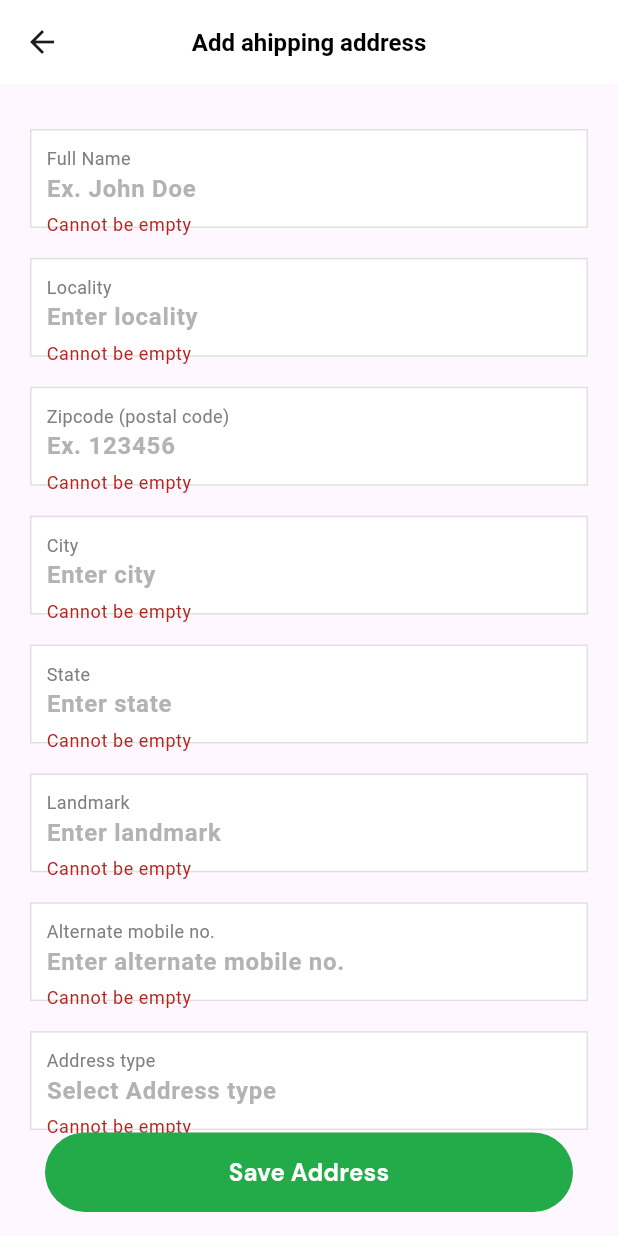
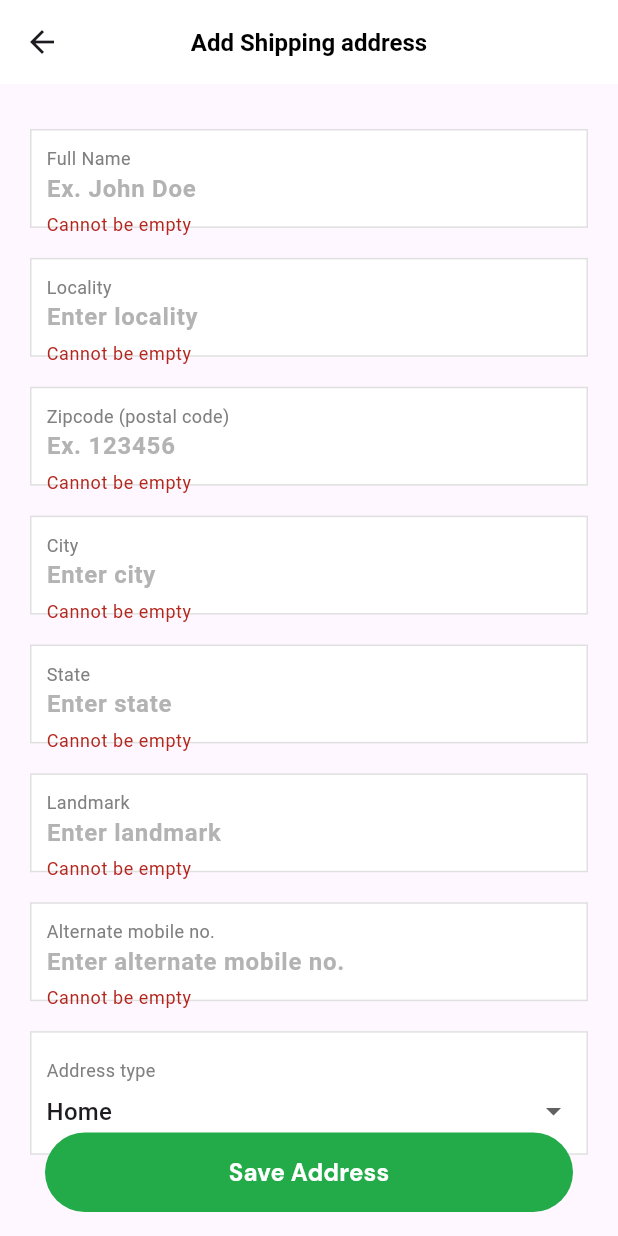
Before and after one commit to Aditya-Mi/growcery-nsb, a Flutter app: the EditAddress screen opened directly, after a tap on "Save Address", on a phone screen of 412 x 824 dp. Run offline on Flutter 3.47's test engine with Material 3 defaults, Android fonts, the light colour scheme and no system bars; our stand-ins replace flutter_riverpod, flutter_svg, riverpod, shared_preferences; accounts and stored records are empty; network calls fail; Roboto replaces fonts that are missing (Merriweather, NunitoSans).

Commit message:
minor changes

```diff
--- a/lib/features/address/presentation/add_adress_screen.dart
+++ b/lib/features/address/presentation/add_adress_screen.dart
@@ -18,6 +18,7 @@ class EditAddress extends ConsumerStatefulWidget {
 }
 
 class _EditAddressState extends ConsumerState<EditAddress> {
+  var addressType = ['Home', 'Work', 'Other'];
   final _form = GlobalKey<FormState>();
   var _enteredName = '';
   var _enteredLocality = '';
@@ -26,7 +27,7 @@ class _EditAddressState extends ConsumerState<EditAddress> {
   var _enteredLandmark = '';
   var _enteredState = '';
   var _enteredAlternateNo = '';
-  var _addressType = '';
+  var _addressType = 'Home';
 
   @override
   void initState() {
@@ -101,7 +102,7 @@ class _EditAddressState extends ConsumerState<EditAddress> {
         scrolledUnderElevation: 0.0,
         backgroundColor: Colors.white,
         title: const Text(
-          'Add ahipping address',
+          'Add Shipping address',
           style: TextStyle(
               fontFamily: 'Merriweather',
               fontWeight: FontWeight.bold,
@@ -356,31 +357,44 @@ class _EditAddressState extends ConsumerState<EditAddress> {
                 Padding(
                   padding: const EdgeInsets.symmetric(vertical: 10),
                   child: Container(
-                    height: h * 0.08,
+                    height: h * 0.10,
                     decoration: BoxDecoration(
                       color: Colors.white,
                       border: Border.all(color: lightGrey),
                     ),
                     padding: const EdgeInsets.all(10),
                     child: Column(
-                      mainAxisAlignment: MainAxisAlignment.spaceBetween,
+                      mainAxisAlignment: MainAxisAlignment.spaceEvenly,
                       crossAxisAlignment: CrossAxisAlignment.start,
                       children: [
                         const Field(field: 'Address type'),
-                        TextFormField(
-                          initialValue: _addressType,
-                          decoration: CommonStyle.inputDecoration(
-                              hintText: "Select Address type"),
-                          enableSuggestions: false,
-                          validator: (value) {
-                            if (value == null || value.isEmpty) {
-                              return 'Cannot be empty';
-                            }
-                            return null;
-                          },
-                          onSaved: (value) {
-                            _addressType = value!;
-                          },
+                        // TextFormField(
+                        //   initialValue: _addressType,
+                        //   decoration: CommonStyle.inputDecoration(
+                        //       hintText: "Select Address type"),
+                        //   enableSuggestions: false,
+                        //   validator: (value) {
+                        //     if (value == null || value.isEmpty) {
+                        //       return 'Cannot be empty';
+                        //     }
+                        //     return null;
+                        //   },
+                        //   onSaved: (value) {
+                        //     _addressType = value!;
+                        //   },
+                        // ),
+                        SizedBox(
+                          width: double.infinity,
+                          child: DropdownButtonFormField<String>(
+                            decoration:
+                                const InputDecoration.collapsed(hintText: ''),
+                            items: addressType.map(buildMenuItem).toList(),
+                            value: _addressType,
+                            icon: const Icon(Icons.arrow_drop_down),
+                            isExpanded: true,
+                            onChanged: (value) =>
+                                setState(() => _addressType = value!),
+                          ),
                         ),
                       ],
                     ),
@@ -400,6 +414,14 @@ class _EditAddressState extends ConsumerState<EditAddress> {
       ),
     );
   }
+
+  DropdownMenuItem<String> buildMenuItem(String item) => DropdownMenuItem(
+        value: item,
+        child: Text(
+          item,
+          style: const TextStyle(),
+        ),
+      );
 }
 
 class Field extends StatelessWidget {
--- a/lib/features/address/presentation/address_screen.dart
+++ b/lib/features/address/presentation/address_screen.dart
@@ -73,7 +73,7 @@ class _AddressScreenState extends ConsumerState<AddressScreen> {
             Navigator.push(
               context,
               MaterialPageRoute(
-                builder: (context) => EditAddress(),
+                builder: (context) => const EditAddress(),
               ),
             );
           },
--- a/lib/features/products/data/filters.dart
+++ b/lib/features/products/data/filters.dart
@@ -7,7 +7,7 @@ enum SortState {
 }
 
 class Filters {
-  final Category? category;
+  final String? category;
   final SortState? priceSort;
   final SortState? ratingSort;
   final bool? isVeg;
--- a/lib/features/products/presentation/categories_screen.dart
+++ b/lib/features/products/presentation/categories_screen.dart
@@ -37,7 +37,7 @@ class _CategoriesScreenState extends ConsumerState<CategoriesScreen> {
                 onTap: () {
                   ref.read(filterProvider.notifier).update(
                         (state) => Filters(
-                          category: data[index],
+                          category: data[index].name,
                           priceSort: state.priceSort,
                           ratingSort: state.ratingSort,
                           isVeg: state.isVeg,
--- a/lib/features/products/presentation/home_screen.dart
+++ b/lib/features/products/presentation/home_screen.dart
@@ -176,7 +176,7 @@ class _HomeScreenState extends ConsumerState<HomeScreen> {
                             onTap: () {
                               ref.read(filterProvider.notifier).update(
                                     (state) => Filters(
-                                      category: data[index],
+                                      category: data[index].name,
                                       priceSort: state.priceSort,
                                       ratingSort: state.ratingSort,
                                       isVeg: state.isVeg,
```
Also changed, not shown: lib/features/cart/data/cart_item.dart (+22 -1 lines), lib/features/cart/presentation/cart_screen.dart (+67 -7 lines), lib/features/cart/provider/cart_provider.dart (+9 -8 lines), lib/features/cart/repository/cart_repository.dart (+15 -26 lines), lib/features/products/presentation/item_details_screen.dart (+24 -10 lines), lib/features/products/presentation/items_screen.dart (+38 -25 lines), lib/features/products/presentation/widgets/grocery_item.dart (+23 -6 lines).
